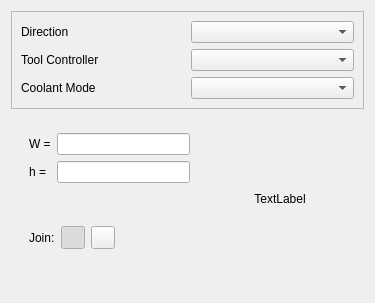
Above: src/Mod/Path/Gui/Resources/panels/PageOpDeburrEdit.ui from berndhahnebach/All_FreeCAD before the change. Below: the same form after it.
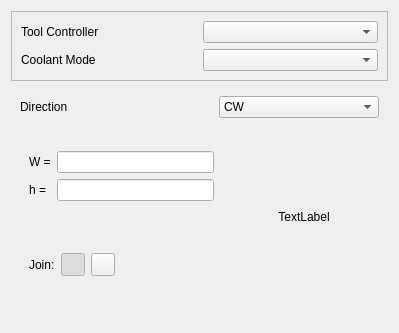
That is the form after the change. Custom widgets are drawn as their Qt base class.

Commit message: Rearranged deburr GUI

```diff
--- a/src/Mod/Path/Gui/Resources/panels/PageOpDeburrEdit.ui
+++ b/src/Mod/Path/Gui/Resources/panels/PageOpDeburrEdit.ui
@@ -6,14 +6,14 @@
    <rect>
     <x>0</x>
     <y>0</y>
-    <width>375</width>
-    <height>303</height>
+    <width>399</width>
+    <height>333</height>
    </rect>
   </property>
   <property name="windowTitle">
    <string>Form</string>
   </property>
-  <layout class="QGridLayout" name="gridLayout_3">
+  <layout class="QGridLayout" name="gridLayout_3" rowstretch="0,0,0">
    <item row="0" column="0">
     <widget class="QFrame" name="frame">
      <property name="sizePolicy">
@@ -29,52 +29,38 @@
       <enum>QFrame::Raised</enum>
      </property>
      <layout class="QGridLayout" name="gridLayout_2">
-      <item row="2" column="0">
+      <item row="1" column="0">
        <widget class="QLabel" name="label">
         <property name="text">
          <string>Tool Controller</string>
         </property>
        </widget>
       </item>
-      <item row="2" column="1">
+      <item row="1" column="1">
        <widget class="QComboBox" name="toolController">
         <property name="toolTip">
          <string>&lt;html&gt;&lt;head/&gt;&lt;body&gt;&lt;p&gt;The tool and its settings to be used for this operation.&lt;/p&gt;&lt;/body&gt;&lt;/html&gt;</string>
         </property>
        </widget>
       </item>
-      <item row="3" column="0">
+      <item row="2" column="0">
        <widget class="QLabel" name="label_5">
         <property name="text">
          <string>Coolant Mode</string>
         </property>
        </widget>
       </item>
-      <item row="3" column="1">
+      <item row="2" column="1">
        <widget class="QComboBox" name="coolantController">
         <property name="toolTip">
          <string>&lt;html&gt;&lt;head/&gt;&lt;body&gt;&lt;p&gt;The tool and its settings to be used for this operation.&lt;/p&gt;&lt;/body&gt;&lt;/html&gt;</string>
         </property>
        </widget>
       </item>
-      <item row="1" column="0">
-       <widget class="QLabel" name="label_6">
-        <property name="text">
-         <string>Direction</string>
-        </property>
-       </widget>
-      </item>
-      <item row="1" column="1">
-       <widget class="QComboBox" name="direction">
-        <property name="toolTip">
-         <string>&lt;html&gt;&lt;head/&gt;&lt;body&gt;&lt;p&gt;The direction of the operation (CW or CCW).&lt;/p&gt;&lt;/body&gt;&lt;/html&gt;</string>
-        </property>
-       </widget>
-      </item>
      </layout>
     </widget>
    </item>
-   <item row="1" column="0">
+   <item row="2" column="0">
     <widget class="QWidget" name="widget" native="true">
      <layout class="QGridLayout" name="gridLayout_4">
       <item row="0" column="0">
@@ -250,6 +236,79 @@
      </layout>
     </widget>
    </item>
+   <item row="1" column="0">
+    <widget class="QWidget" name="gridWidget" native="true">
+     <layout class="QGridLayout" name="gridLayout_5">
+      <property name="leftMargin">
+       <number>9</number>
+      </property>
+      <property name="topMargin">
+       <number>9</number>
+      </property>
+      <property name="rightMargin">
+       <number>9</number>
+      </property>
+      <property name="bottomMargin">
+       <number>9</number>
+      </property>
+      <property name="spacing">
+       <number>8</number>
+      </property>
+      <item row="1" column="2">
+       <widget class="QComboBox" name="direction">
+        <property name="toolTip">
+         <string>&lt;html&gt;&lt;head/&gt;&lt;body&gt;&lt;p&gt;The direction in which the profile is performed, clockwise or counter clockwise.&lt;/p&gt;&lt;/body&gt;&lt;/html&gt;</string>
+        </property>
+        <property name="currentText">
+         <string>CW</string>
+        </property>
+        <property name="currentIndex">
+         <number>0</number>
+        </property>
+        <item>
+         <property name="text">
+          <string>CW</string>
+         </property>
+        </item>
+        <item>
+         <property name="text">
+          <string>CCW</string>
+         </property>
+        </item>
+       </widget>
+      </item>
+      <item row="1" column="0">
+       <widget class="QLabel" name="direction_label">
+        <property name="sizePolicy">
+         <sizepolicy hsizetype="Preferred" vsizetype="Preferred">
+          <horstretch>0</horstretch>
+          <verstretch>0</verstretch>
+         </sizepolicy>
+        </property>
+        <property name="text">
+         <string>Direction</string>
+        </property>
+       </widget>
+      </item>
+      <item row="1" column="1">
+       <spacer name="horizontalSpacer_2">
+        <property name="orientation">
+         <enum>Qt::Horizontal</enum>
+        </property>
+        <property name="sizeType">
+         <enum>QSizePolicy::Preferred</enum>
+        </property>
+        <property name="sizeHint" stdset="0">
+         <size>
+          <width>30</width>
+          <height>20</height>
+         </size>
+        </property>
+       </spacer>
+      </item>
+     </layout>
+    </widget>
+   </item>
   </layout>
  </widget>
  <customwidgets>
```
The commit also changes 1 other file.
